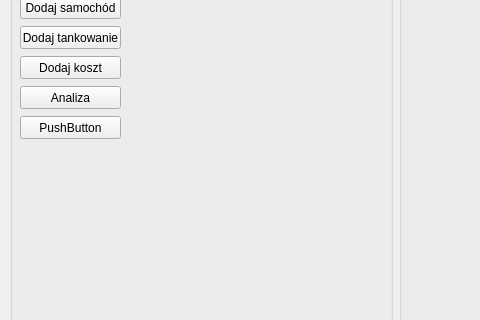
First picture: the form in mainmenugui.ui, repository Barto-Paja/iDocCar, before the edit; both pictures show x 0 to 480 and y 84 to 404 of the 800 by 600 pixel window.
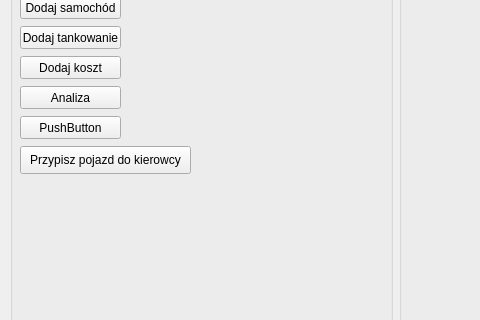
Second picture: the form after the edit.

Commit message: Przydzielanie pojazdów do kierowców

Patch:
```diff
--- a/mainmenugui.ui
+++ b/mainmenugui.ui
@@ -101,6 +101,19 @@
          <string>PushButton</string>
         </property>
        </widget>
+       <widget class="QPushButton" name="pushButton_6">
+        <property name="geometry">
+         <rect>
+          <x>10</x>
+          <y>180</y>
+          <width>171</width>
+          <height>28</height>
+         </rect>
+        </property>
+        <property name="text">
+         <string>Przypisz pojazd do kierowcy</string>
+        </property>
+       </widget>
       </widget>
      </item>
     </layout>
```
Left out of the diff: 2 changed lines with no effect on the pictures. The commit also changes 9 other files.
